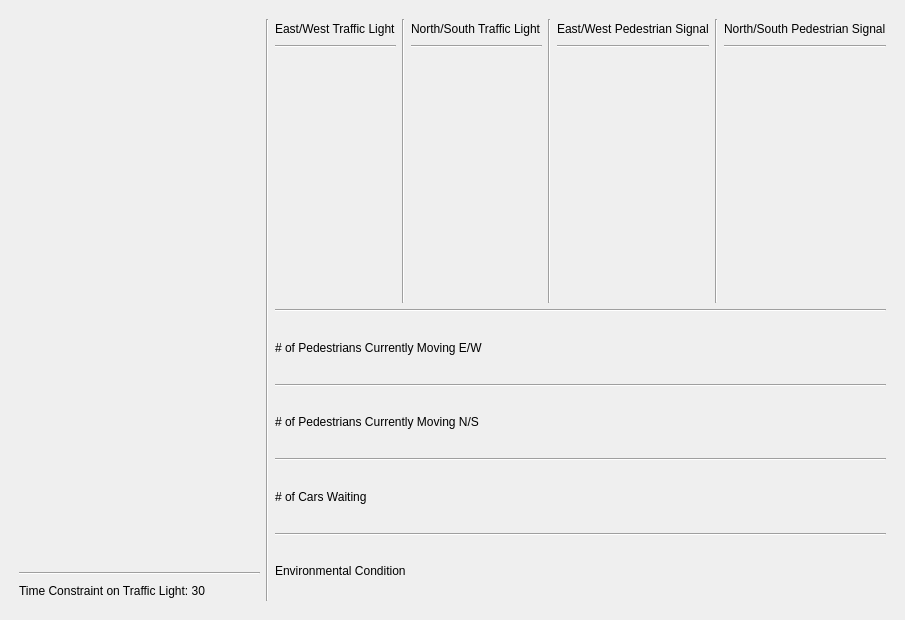
Qt form ui/main_window.ui (samsoncn/Vision0) before a commit.
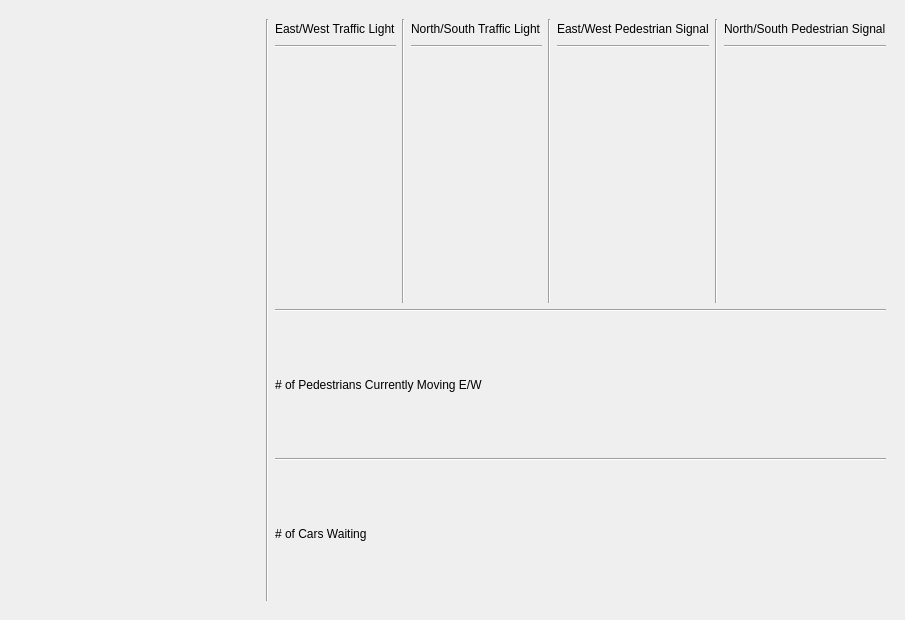
The same form after that commit. Custom widgets are drawn as their Qt base class.

Commit message: pedestrians+Car update

The edit to the form file:
```diff
--- a/ui/main_window.ui
+++ b/ui/main_window.ui
@@ -49,26 +49,6 @@
             </property>
            </widget>
           </item>
-          <item>
-           <widget class="Line" name="line_2">
-            <property name="orientation">
-             <enum>Qt::Horizontal</enum>
-            </property>
-           </widget>
-          </item>
-          <item>
-           <widget class="QLabel" name="TimeConstraintLabel">
-            <property name="maximumSize">
-             <size>
-              <width>16777215</width>
-              <height>20</height>
-             </size>
-            </property>
-            <property name="text">
-             <string>&lt;html&gt;&lt;head/&gt;&lt;body&gt;&lt;p&gt;Time Constraint on Traffic Light: 30&lt;/p&gt;&lt;/body&gt;&lt;/html&gt;</string>
-            </property>
-           </widget>
-          </item>
          </layout>
         </item>
         <item>
@@ -232,20 +212,6 @@
               </property>
              </widget>
             </item>
-            <item>
-             <widget class="Line" name="line_7">
-              <property name="orientation">
-               <enum>Qt::Horizontal</enum>
-              </property>
-             </widget>
-            </item>
-            <item>
-             <widget class="QLabel" name="NumberofPedestrianNS">
-              <property name="text">
-               <string>&lt;html&gt;&lt;head/&gt;&lt;body&gt;&lt;p&gt;# of Pedestrians Currently Moving N/S &lt;/p&gt;&lt;/body&gt;&lt;/html&gt;</string>
-              </property>
-             </widget>
-            </item>
             <item>
              <widget class="Line" name="line_8">
               <property name="orientation">
@@ -260,20 +226,6 @@
               </property>
              </widget>
             </item>
-            <item>
-             <widget class="Line" name="line_9">
-              <property name="orientation">
-               <enum>Qt::Horizontal</enum>
-              </property>
-             </widget>
-            </item>
-            <item>
-             <widget class="QLabel" name="EnviromentalCondition">
-              <property name="text">
-               <string>&lt;html&gt;&lt;head/&gt;&lt;body&gt;&lt;p&gt;Environmental Condition &lt;/p&gt;&lt;/body&gt;&lt;/html&gt;</string>
-              </property>
-             </widget>
-            </item>
            </layout>
           </item>
          </layout>
```
Left out of the diff: 2 changed lines with no effect on the pictures. The commit also changes 1 other file.
